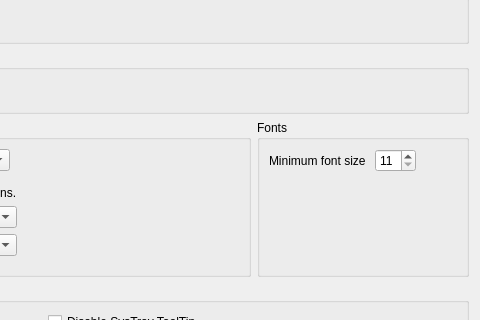
Above: retroshare-gui/src/gui/settings/AppearancePage.ui from RetroShare/RetroShare before the change; both pictures show x 182 to 662 and y 112 to 432 of the 662 by 585 pixel window. Below: the same form after it.
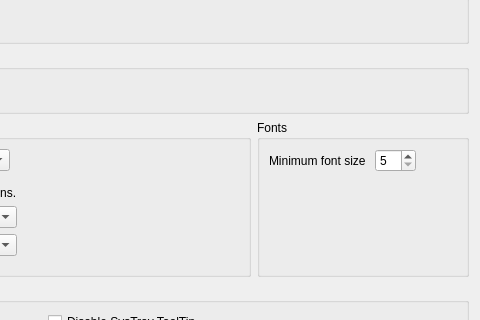
That is the form after the change. Custom widgets are drawn as their Qt base class.

The edit to the form file:
```diff
--- a/retroshare-gui/src/gui/settings/AppearancePage.ui
+++ b/retroshare-gui/src/gui/settings/AppearancePage.ui
@@ -260,7 +260,7 @@
         <item>
          <widget class="QSpinBox" name="minimumFontSize_SB">
           <property name="minimum">
-           <number>11</number>
+           <number>5</number>
           </property>
           <property name="maximum">
            <number>64</number>
```
